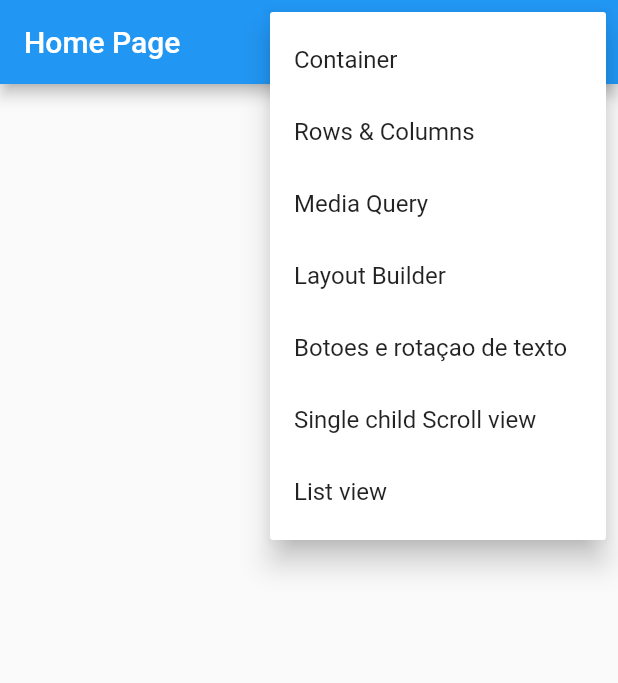
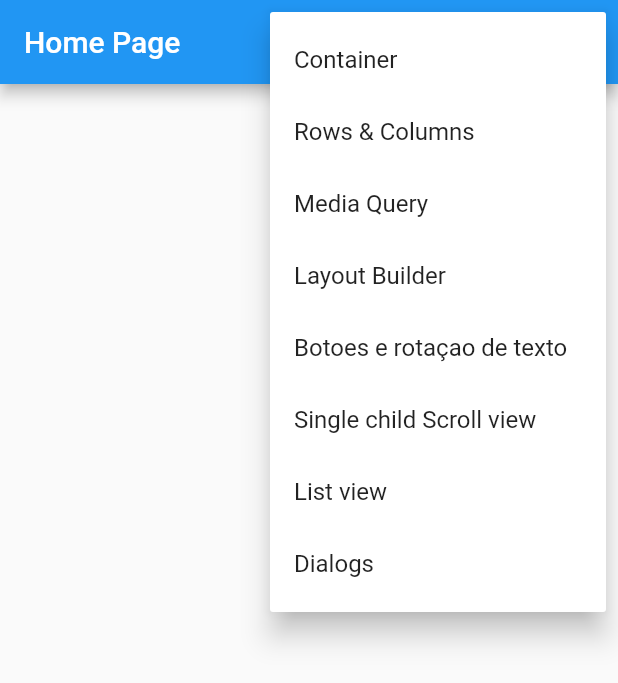
Before and after one commit to manuelzzz/flutter-first-project, a Flutter app: the screen it shows after launch, after a tap on the "arrow drop down" icon, on a phone screen of 412 x 824 dp. Shown: the top 683 px of the screen. Run offline on Flutter 3.47's test engine with Material 2 defaults, Android fonts, the phone set to English and light mode, and no system bars; our stand-ins replace device_preview.

Commit message:
studying dialogs

```diff
--- a/lib/main.dart
+++ b/lib/main.dart
@@ -2,6 +2,7 @@ import 'package:device_preview/device_preview.dart';
 import 'package:flutter/material.dart';
 import 'package:flutter_first_project/pages/botoes_rotacao_texto/botoes_rotacao_texto_page.dart';
 import 'package:flutter_first_project/pages/container/container_page.dart';
+import 'package:flutter_first_project/pages/dialogs/dialogs_page.dart';
 import 'package:flutter_first_project/pages/home/home_page.dart';
 import 'package:flutter_first_project/pages/layout_builder/layout_builder_page.dart';
 import 'package:flutter_first_project/pages/rows_columns/rows_columns_page.dart';
@@ -41,6 +42,7 @@ class MyApp extends StatelessWidget {
         '/botoes_rotacao_texto': (_) => BotoesRotacaoTextoPage(),
         '/scrolls/single_child_scroll_view': (_) => SinglechildscrolviewPage(),
         '/scrolls/list_view': (_) => ListviewPage(),
+        '/dialogs': (_) => DialogsPage(),
       },
     );
   }
--- a/lib/pages/home/home_page.dart
+++ b/lib/pages/home/home_page.dart
@@ -8,6 +8,7 @@ enum PopupMenuPages {
   botoesRotacaoTexto,
   singleChildScrollView,
   listView,
+  dialogs,
 }
 
 class HomePage extends StatelessWidget {
@@ -42,42 +43,50 @@ class HomePage extends StatelessWidget {
                   Navigator.of(context).pushNamed('/botoes_rotacao_texto');
                   break;
                 case PopupMenuPages.singleChildScrollView:
-                  Navigator.of(context).pushNamed('/scrolls/single_child_scroll_view');
+                  Navigator.of(context)
+                      .pushNamed('/scrolls/single_child_scroll_view');
                   break;
                 case PopupMenuPages.listView:
                   Navigator.of(context).pushNamed('/scrolls/list_view');
+                  break;
+                case PopupMenuPages.dialogs:
+                  Navigator.of(context).pushNamed('/dialogs');
                   break;
               }
             },
             itemBuilder: (BuildContext context) {
               return <PopupMenuItem<PopupMenuPages>>[
-                PopupMenuItem(
+                PopupMenuItem<PopupMenuPages>(
                   value: PopupMenuPages.container,
                   child: Text('Container'),
                 ),
-                PopupMenuItem(
+                PopupMenuItem<PopupMenuPages>(
                   value: PopupMenuPages.rowsColumns,
                   child: Text('Rows & Columns'),
                 ),
-                PopupMenuItem(
+                PopupMenuItem<PopupMenuPages>(
                   value: PopupMenuPages.mediaQuery,
                   child: Text('Media Query'),
                 ),
-                PopupMenuItem(
+                PopupMenuItem<PopupMenuPages>(
                   value: PopupMenuPages.layoutBuilder,
                   child: Text('Layout Builder'),
                 ),
-                PopupMenuItem(
+                PopupMenuItem<PopupMenuPages>(
                   value: PopupMenuPages.botoesRotacaoTexto,
                   child: Text('Botoes e rotaçao de texto'),
                 ),
-                PopupMenuItem(
+                PopupMenuItem<PopupMenuPages>(
                   value: PopupMenuPages.singleChildScrollView,
                   child: Text('Single child Scroll view'),
                 ),
-                PopupMenuItem(
+                PopupMenuItem<PopupMenuPages>(
                   value: PopupMenuPages.listView,
                   child: Text('List view'),
+                ),
+                PopupMenuItem<PopupMenuPages>(
+                  value: PopupMenuPages.dialogs,
+                  child: Text('Dialogs'),
                 ),
               ];
             },
```
Also changed, not shown: lib/pages/dialogs/dialog_custom.dart (added, +32 -0 lines), lib/pages/dialogs/dialogs_page.dart (added, +131 -0 lines).
